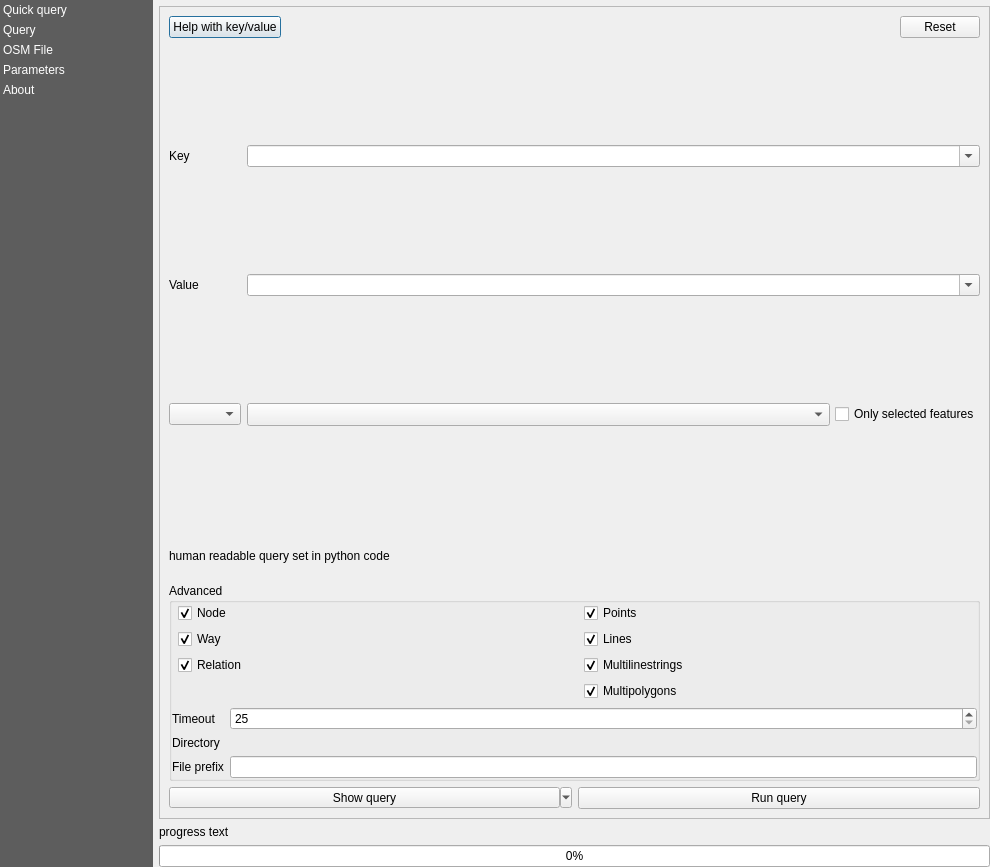
Before: the Qt Designer form QuickOSM/resources/ui/main_window.ui in 3liz/QuickOSM, drawn with Qt 5.
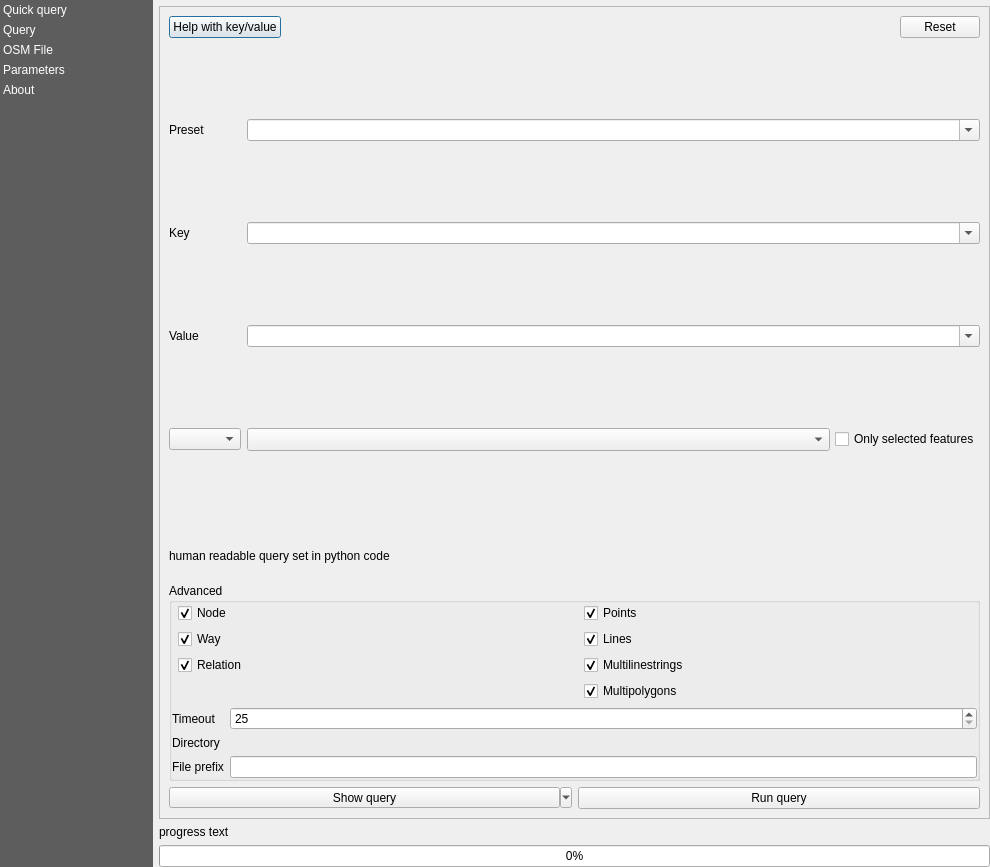
After: the same form once the commit is applied. Custom widgets are drawn as their Qt base class.

Commit message: Presets from defaultpreset parser #206

Diff of the .ui file:
```diff
--- a/QuickOSM/resources/ui/main_window.ui
+++ b/QuickOSM/resources/ui/main_window.ui
@@ -156,6 +156,12 @@
          </property>
          <item>
           <widget class="QStackedWidget" name="stacked_panels_widget">
+           <property name="sizePolicy">
+            <sizepolicy hsizetype="Expanding" vsizetype="Preferred">
+             <horstretch>0</horstretch>
+             <verstretch>0</verstretch>
+            </sizepolicy>
+           </property>
            <property name="currentIndex">
             <number>0</number>
            </property>
@@ -209,7 +215,7 @@
                <property name="sizeConstraint">
                 <enum>QLayout::SetDefaultConstraint</enum>
                </property>
-               <item row="0" column="0">
+               <item row="1" column="0">
                 <widget class="QLabel" name="label_41">
                  <property name="toolTip">
                   <string>An OSM key to fetch. If empty, all keys will be fetched.</string>
@@ -219,7 +225,7 @@
                  </property>
                 </widget>
                </item>
-               <item row="0" column="1">
+               <item row="1" column="1">
                 <widget class="QComboBox" name="combo_key">
                  <property name="sizePolicy">
                   <sizepolicy hsizetype="Expanding" vsizetype="Fixed">
@@ -238,7 +244,7 @@
                  </property>
                 </widget>
                </item>
-               <item row="1" column="0">
+               <item row="2" column="0">
                 <widget class="QLabel" name="label_42">
                  <property name="toolTip">
                   <string>An OSM value to fetch. If empty, all values will be fetched.</string>
@@ -248,7 +254,7 @@
                  </property>
                 </widget>
                </item>
-               <item row="1" column="1">
+               <item row="2" column="1">
                 <widget class="QComboBox" name="combo_value">
                  <property name="sizePolicy">
                   <sizepolicy hsizetype="Expanding" vsizetype="Fixed">
@@ -267,14 +273,14 @@
                  </property>
                 </widget>
                </item>
-               <item row="2" column="0">
+               <item row="3" column="0">
                 <widget class="QComboBox" name="combo_query_type_qq">
                  <property name="toolTip">
                   <string>The spatial extent to use for the query.</string>
                  </property>
                 </widget>
                </item>
-               <item row="2" column="1">
+               <item row="3" column="1">
                 <widget class="QStackedWidget" name="stacked_query_type">
                  <property name="lineWidth">
                   <number>0</number>
@@ -369,6 +375,35 @@
                  <widget class="QWidget" name="nothingDisplayed"/>
                 </widget>
                </item>
+               <item row="0" column="1">
+                <widget class="QComboBox" name="combo_preset">
+                 <property name="sizePolicy">
+                  <sizepolicy hsizetype="Expanding" vsizetype="Fixed">
+                   <horstretch>0</horstretch>
+                   <verstretch>0</verstretch>
+                  </sizepolicy>
+                 </property>
+                 <property name="toolTip">
+                  <string>A preset to fetch.</string>
+                 </property>
+                 <property name="editable">
+                  <bool>true</bool>
+                 </property>
+                 <property name="sizeAdjustPolicy">
+                  <enum>QComboBox::AdjustToContents</enum>
+                 </property>
+                </widget>
+               </item>
+               <item row="0" column="0">
+                <widget class="QLabel" name="label_47">
+                 <property name="toolTip">
+                  <string>A preset to fetch.</string>
+                 </property>
+                 <property name="text">
+                  <string>Preset</string>
+                 </property>
+                </widget>
+               </item>
               </layout>
              </item>
              <item>
```
The commit also changes 3 other files.
